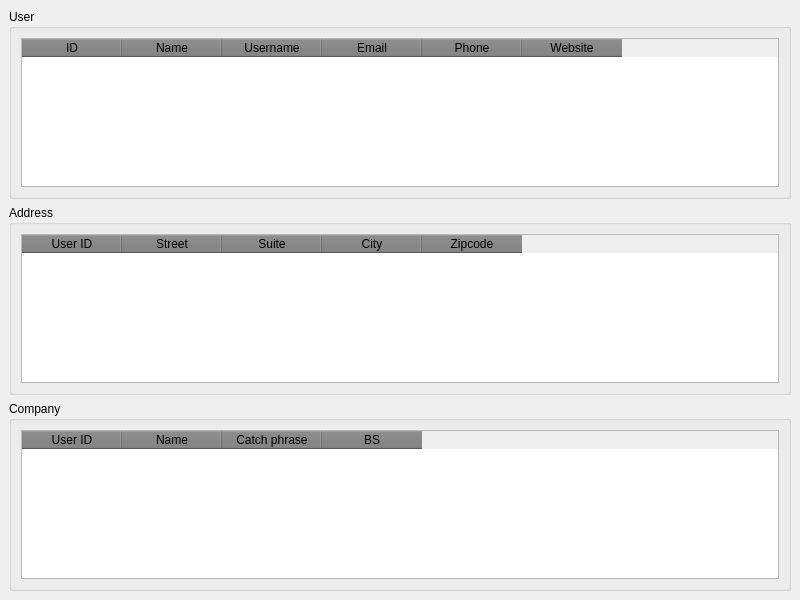
This is mainwindow.ui in acf-patrick/qt-user-list as Qt 5 draws it before an edit. The edited form follows.
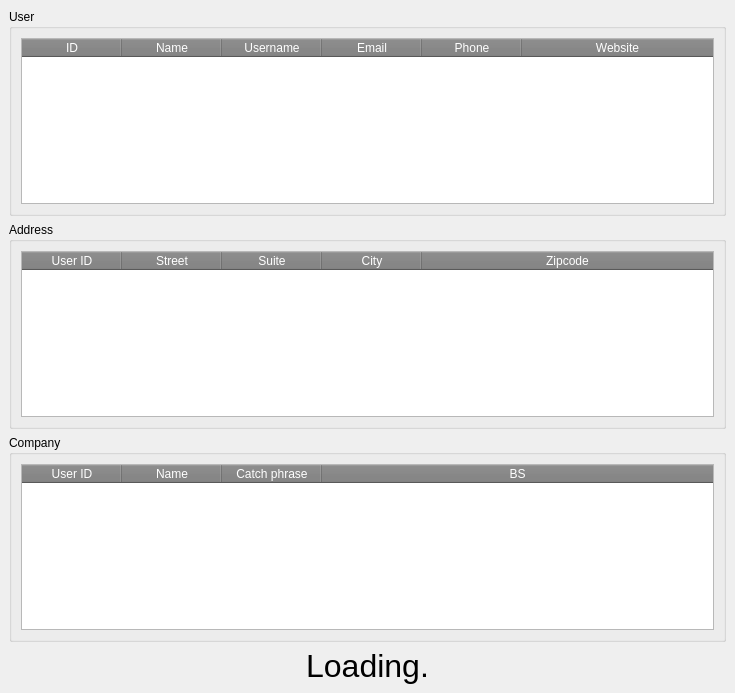
This is the edited form. Custom widgets are drawn as their Qt base class.

Diff of the .ui file:
```diff
--- a/mainwindow.ui
+++ b/mainwindow.ui
@@ -6,16 +6,22 @@
    <rect>
     <x>0</x>
     <y>0</y>
-    <width>800</width>
-    <height>600</height>
+    <width>735</width>
+    <height>693</height>
    </rect>
   </property>
+  <property name="font">
+   <font>
+    <family>Ubuntu</family>
+   </font>
+  </property>
   <property name="windowTitle">
    <string>MainWindow</string>
   </property>
   <property name="styleSheet">
    <string notr="true">QHeaderView::section {
 	background: rgb(125, 125, 125);
+	color: white;
 }</string>
   </property>
   <widget class="QWidget" name="centralwidget">
@@ -28,15 +34,27 @@
       <layout class="QGridLayout" name="gridLayout">
        <item row="0" column="0">
         <widget class="QTableWidget" name="user_table">
+         <property name="enabled">
+          <bool>true</bool>
+         </property>
          <property name="selectionBehavior">
           <enum>QAbstractItemView::SelectRows</enum>
          </property>
+         <property name="sortingEnabled">
+          <bool>true</bool>
+         </property>
          <attribute name="horizontalHeaderVisible">
           <bool>true</bool>
          </attribute>
+         <attribute name="horizontalHeaderStretchLastSection">
+          <bool>true</bool>
+         </attribute>
          <attribute name="verticalHeaderVisible">
           <bool>false</bool>
          </attribute>
+         <attribute name="verticalHeaderStretchLastSection">
+          <bool>false</bool>
+         </attribute>
          <column>
           <property name="text">
            <string>ID</string>
@@ -80,12 +98,26 @@
       <layout class="QGridLayout" name="gridLayout_2">
        <item row="0" column="0">
         <widget class="QTableWidget" name="user_address_table">
+         <property name="font">
+          <font>
+           <family>Ubuntu</family>
+          </font>
+         </property>
          <property name="selectionBehavior">
           <enum>QAbstractItemView::SelectRows</enum>
          </property>
+         <property name="sortingEnabled">
+          <bool>true</bool>
+         </property>
+         <attribute name="horizontalHeaderStretchLastSection">
+          <bool>true</bool>
+         </attribute>
          <attribute name="verticalHeaderVisible">
           <bool>false</bool>
          </attribute>
+         <attribute name="verticalHeaderStretchLastSection">
+          <bool>false</bool>
+         </attribute>
          <column>
           <property name="text">
            <string>User ID</string>
@@ -133,12 +165,18 @@
          <attribute name="horizontalHeaderShowSortIndicator" stdset="0">
           <bool>true</bool>
          </attribute>
+         <attribute name="horizontalHeaderStretchLastSection">
+          <bool>true</bool>
+         </attribute>
          <attribute name="verticalHeaderVisible">
           <bool>false</bool>
          </attribute>
          <attribute name="verticalHeaderShowSortIndicator" stdset="0">
           <bool>true</bool>
          </attribute>
+         <attribute name="verticalHeaderStretchLastSection">
+          <bool>false</bool>
+         </attribute>
          <column>
           <property name="text">
            <string>User ID</string>
@@ -164,9 +202,31 @@
       </layout>
      </widget>
     </item>
+    <item>
+     <widget class="LoadingLabel" name="loading_label">
+      <property name="font">
+       <font>
+        <pointsize>24</pointsize>
+       </font>
+      </property>
+      <property name="text">
+       <string>Loading.</string>
+      </property>
+      <property name="alignment">
+       <set>Qt::AlignCenter</set>
+      </property>
+     </widget>
+    </item>
    </layout>
   </widget>
  </widget>
+ <customwidgets>
+  <customwidget>
+   <class>LoadingLabel</class>
+   <extends>QLabel</extends>
+   <header>loadinglabel.h</header>
+  </customwidget>
+ </customwidgets>
  <resources/>
  <connections/>
 </ui>
```
Left out of the diff: 6 changed lines with no effect on the pictures.
